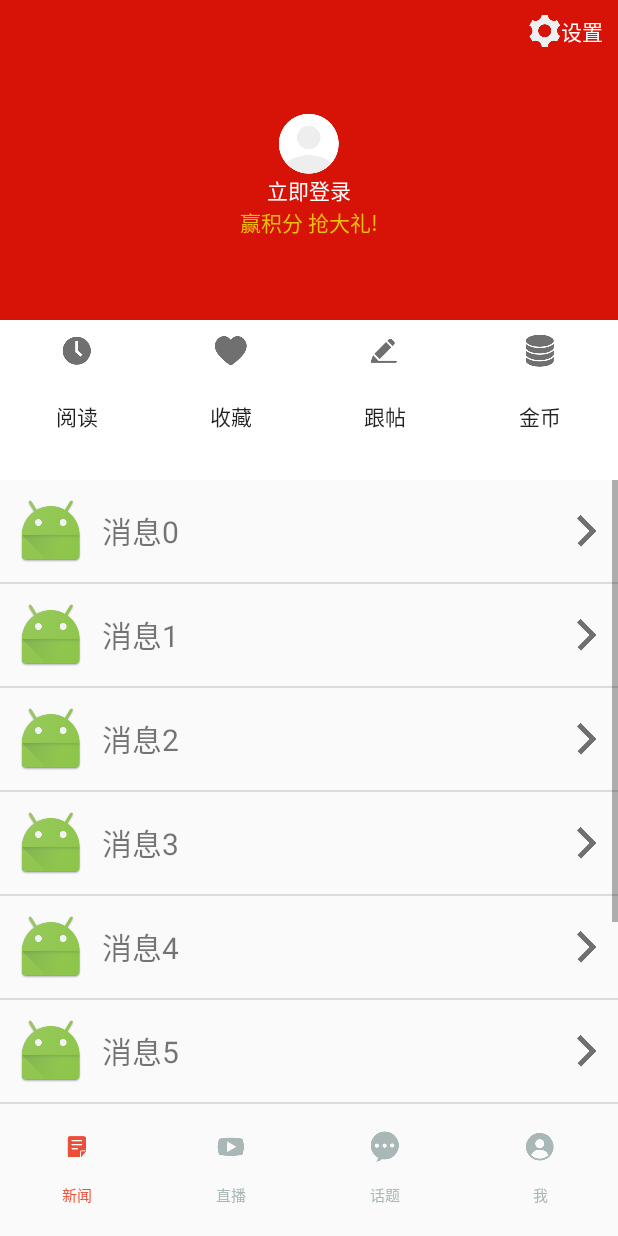
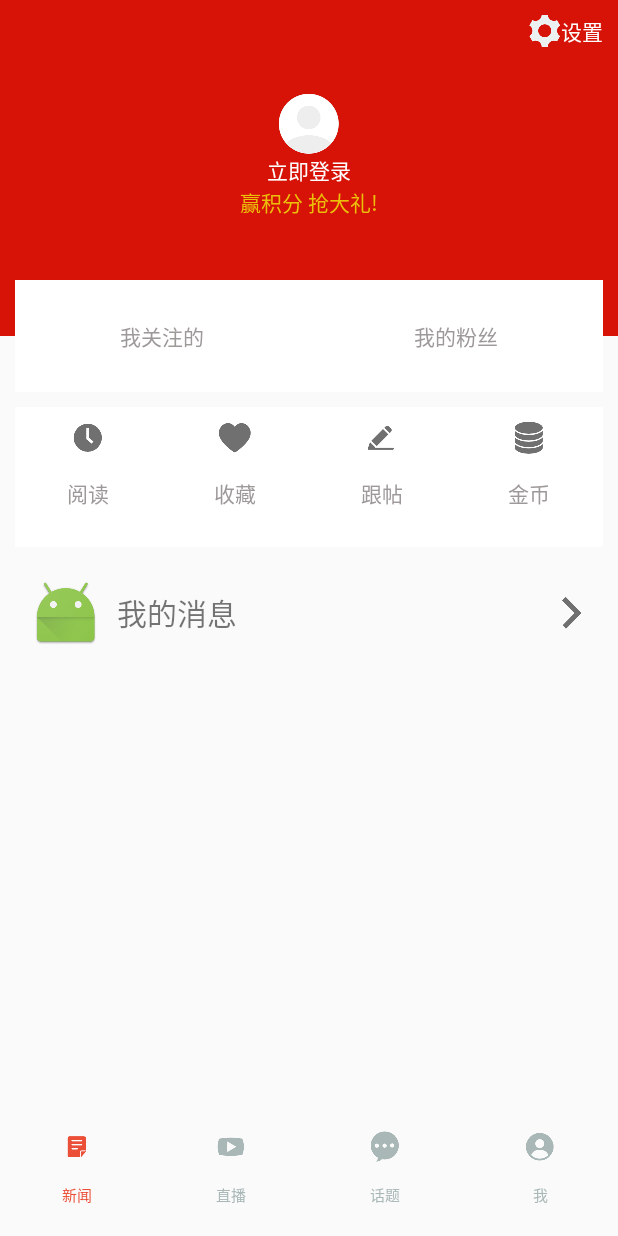
Before and after one commit to ZhangHongdiL/NetEaseNews, an Android app: the fragment MeFragment placed in its activity, on a phone screen of 412 x 824 dp. Run offline under Robolectric (Android 15) with nearby library versions, the phone set to English and light mode, and no system bars; 2 statements that could not run were skipped.

Commit message:
个人界面的修改

```diff
--- a/NetEaseNews/app/src/main/java/com/zhang/neteasenews/model/net/N.java
+++ /dev/null
@@ -1,7 +0,0 @@
-package com.zhang.neteasenews.model.net;
-
-/**
- * Created by dllo on 16/9/10.
- */
-public class N {
-}
--- /dev/null
+++ b/NetEaseNews/app/src/main/java/com/zhang/neteasenews/model/net/VolleyInstance.java
@@ -0,0 +1,15 @@
+package com.zhang.neteasenews.model.net;
+
+/**
+ * Created by dllo on 16/9/12.
+ * 网络请求的单例
+ */
+public class VolleyInstance {
+
+    private static VolleyInstance instance;
+
+
+    private VolleyInstance() {
+
+    }
+}
--- /dev/null
+++ b/NetEaseNews/app/src/main/res/drawable/topic_ask_rounded.xml
@@ -0,0 +1,9 @@
+<?xml version="1.0" encoding="utf-8"?>
+<shape xmlns:android="http://schemas.android.com/apk/res/android"
+    android:shape="oval"
+    android:useLevel="false">
+
+    <solid android:color="#fff"/>
+    <size android:width="40dp"
+        android:height="40dp"/>
+</shape>
--- a/NetEaseNews/app/src/main/res/layout/fragment_me.xml
+++ b/NetEaseNews/app/src/main/res/layout/fragment_me.xml
@@ -43,16 +43,61 @@
                 android:textColor="@color/fragment_me_button_color"/>
         </LinearLayout>
     </RelativeLayout>
+    <RelativeLayout
+        android:layout_width="match_parent"
+        android:layout_height="0dp"
+        android:layout_weight="0.8">
+        <LinearLayout
+            android:id="@+id/up"
+            android:layout_width="match_parent"
+            android:layout_height="match_parent"
+            android:orientation="vertical">
+            <LinearLayout
+                android:layout_width="match_parent"
+                android:layout_height="0dp"
+                android:layout_weight="1"
+                android:background="@color/fragment_me_bg"/>
+            <LinearLayout
+                android:layout_width="match_parent"
+                android:layout_height="0dp"
+                android:layout_weight="1"/>
+        </LinearLayout>
+        <LinearLayout
+            android:layout_width="match_parent"
+            android:layout_height="match_parent"
+            android:orientation="horizontal"
+            android:layout_marginLeft="@dimen/middle_margin"
+            android:layout_marginRight="@dimen/middle_margin">
+            <Button
+                android:layout_width="0dp"
+                android:layout_height="match_parent"
+                android:layout_weight="1"
+                android:background="@color/white_bg"
+                android:text="我关注的"
+                android:textColor="@color/gray_color"/>
+            <Button
+                android:layout_width="0dp"
+                android:layout_height="match_parent"
+                android:layout_weight="1"
+                android:background="@color/white_bg"
+                android:text="我的粉丝"
+                android:textColor="@color/gray_color"/>
+        </LinearLayout>
+    </RelativeLayout>
     <LinearLayout
         android:layout_width="match_parent"
         android:layout_height="0dp"
-        android:layout_weight="1">
+        android:layout_weight="1"
+        android:layout_marginTop="@dimen/middle_margin"
+        android:layout_marginLeft="@dimen/middle_margin"
+        android:layout_marginRight="@dimen/middle_margin">
         <Button
             android:id="@+id/fragment_me_read"
             android:layout_width="0dp"
             android:layout_weight="1"
             android:layout_height="match_parent"
             android:text="@string/fragment_me_read"
+            android:textColor="@color/gray_color"
             android:drawableTop="@mipmap/icon_read"
             android:background="@color/fragment_me_button_color"
             android:padding="@dimen/fragment_me_button_padding"/>
@@ -62,6 +107,7 @@
             android:layout_weight="1"
             android:layout_height="match_parent"
             android:text="@string/fragment_me_collect"
+            android:textColor="@color/gray_color"
             android:drawableTop="@mipmap/icon_collect"
             android:background="@color/fragment_me_button_color"
             android:padding="@dimen/fragment_me_button_padding"/>
@@ -71,6 +117,7 @@
             android:layout_weight="1"
             android:layout_height="match_parent"
             android:text="@string/fragment_me_reply"
+            android:textColor="@color/gray_color"
             android:drawableTop="@mipmap/icon_reply"
             android:background="@color/fragment_me_button_color"
             android:padding="@dimen/fragment_me_button_padding"/>
@@ -80,13 +127,44 @@
             android:layout_weight="1"
             android:layout_height="match_parent"
             android:text="@string/fragment_me_gold"
+            android:textColor="@color/gray_color"
             android:drawableTop="@mipmap/icon_gold"
             android:background="@color/fragment_me_button_color"
             android:padding="@dimen/fragment_me_button_padding"/>
     </LinearLayout>
-    <ListView
+    <ScrollView
         android:id="@+id/fragment_me_lv"
         android:layout_width="match_parent"
         android:layout_height="0dp"
-        android:layout_weight="4"/>
+        android:layout_weight="4"
+        android:layout_marginTop="@dimen/middle_margin"
+        android:layout_marginLeft="@dimen/middle_margin"
+        android:layout_marginRight="@dimen/middle_margin">
+        <RelativeLayout
+            android:layout_width="match_parent"
+            android:layout_height="match_parent">
+            <ImageView
+                android:id="@+id/item_fra_me_img"
+                android:layout_width="wrap_content"
+                android:layout_height="wrap_content"
+                android:layout_margin="@dimen/fragment_me_button_padding"
+                android:src="@mipmap/ic_launcher"/>
+            <TextView
+                android:id="@+id/item_fra_me_tv"
+                android:layout_width="wrap_content"
+                android:layout_height="wrap_content"
+                android:text="我的消息"
+                android:textSize="@dimen/big_size"
+                android:layout_toRightOf="@id/item_fra_me_img"
+                android:layout_centerVertical="true"/>
+            <ImageView
+                android:id="@+id/item_fra_me_enter"
+                android:layout_width="wrap_content"
+                android:layout_height="wrap_content"
+                android:src="@mipmap/icon_enter"
+                android:layout_margin="@dimen/fragment_me_button_padding"
+                android:layout_alignParentRight="true"
+                android:layout_centerVertical="true"/>
+        </RelativeLayout>
+    </ScrollView>
 </LinearLayout>
--- a/NetEaseNews/app/src/main/res/layout/item_fra_topic_ask_listview.xml
+++ b/NetEaseNews/app/src/main/res/layout/item_fra_topic_ask_listview.xml
@@ -2,7 +2,8 @@
 <LinearLayout xmlns:android="http://schemas.android.com/apk/res/android"
     android:layout_width="match_parent"
     android:layout_height="match_parent"
-    android:orientation="vertical">
+    android:orientation="vertical"
+    android:background="#f00">
 
 
 </LinearLayout>
--- a/NetEaseNews/app/src/main/res/values/colors.xml
+++ b/NetEaseNews/app/src/main/res/values/colors.xml
@@ -14,4 +14,9 @@
     <color name="fragment_me_button_color">#fff</color>
     <color name="fragment_me_bg">#d61306</color>
     <color name="fragment_me_action">#ecbf0a</color>
+
+    <!--白色-->
+    <color name="white_bg">#fff</color>
+    <!--浅灰色-->
+    <color name="gray_color">#9e9999</color>
 </resources>
```
